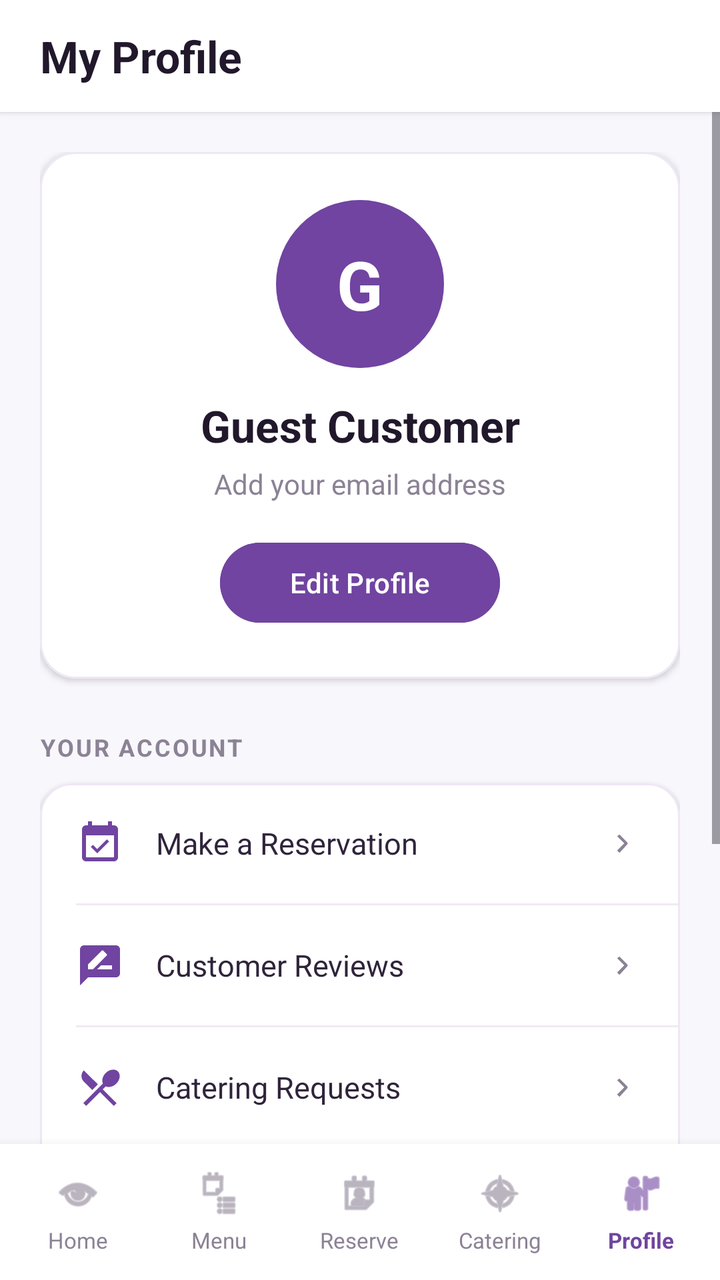
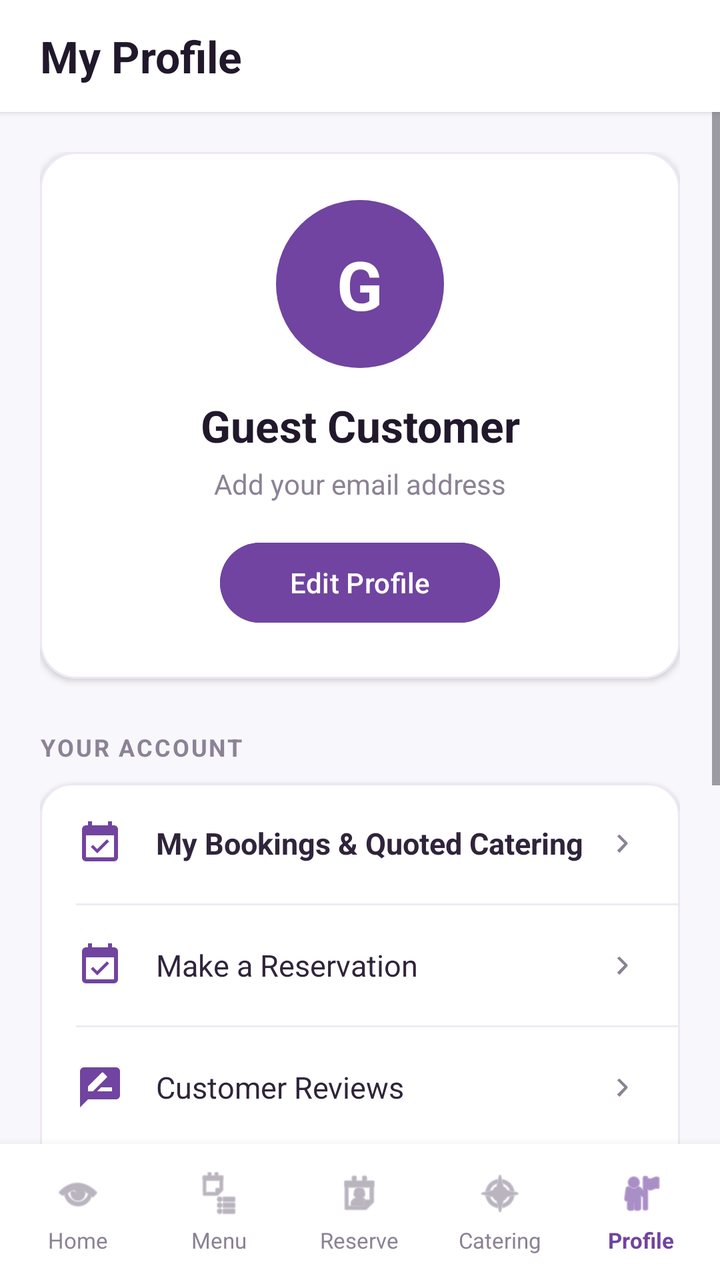

An Android layout rendered at two revisions. The XML below is the earlier revision; the diff shows what the commit changed to produce the second picture.
<!-- AndroidManifest.xml: application theme Theme.PreciousNkomose -->
<!-- res/layout/activity_profile.xml -->
<?xml version="1.0" encoding="utf-8"?>
<androidx.constraintlayout.widget.ConstraintLayout
    xmlns:android="http://schemas.android.com/apk/res/android"
    xmlns:app="http://schemas.android.com/apk/res-auto"
    xmlns:tools="http://schemas.android.com/tools"
    android:layout_width="match_parent"
    android:layout_height="match_parent"
    android:background="#F8F7FC"
    tools:context=".ProfileActivity">

    
    <LinearLayout
        android:id="@+id/profile_top_bar"
        android:layout_width="match_parent"
        android:layout_height="56dp"
        android:background="#FFFFFF"
        android:gravity="center_vertical"
        android:paddingStart="20dp"
        android:paddingEnd="20dp"
        android:elevation="2dp"
        app:layout_constraintTop_toTopOf="parent">

        <TextView
            android:layout_width="match_parent"
            android:layout_height="wrap_content"
            android:text="My Profile"
            android:textColor="#21182B"
            android:textSize="22sp"
            android:textStyle="bold" />
    </LinearLayout>

    
    <ScrollView
        android:id="@+id/profile_scroll"
        android:layout_width="match_parent"
        android:layout_height="0dp"
        android:clipToPadding="false"
        android:fillViewport="false"
        android:paddingBottom="16dp"
        app:layout_constraintTop_toBottomOf="@id/profile_top_bar"
        app:layout_constraintBottom_toTopOf="@id/bottom_navigation">

        <LinearLayout
            android:layout_width="match_parent"
            android:layout_height="wrap_content"
            android:orientation="vertical"
            android:padding="20dp">

            
            <com.google.android.material.card.MaterialCardView
                android:layout_width="match_parent"
                android:layout_height="wrap_content"
                app:cardBackgroundColor="#FFFFFF"
                app:cardCornerRadius="18dp"
                app:cardElevation="2dp"
                app:strokeColor="#EEE7F5"
                app:strokeWidth="1dp">

                <LinearLayout
                    android:layout_width="match_parent"
                    android:layout_height="wrap_content"
                    android:gravity="center"
                    android:orientation="vertical"
                    android:padding="24dp">

                    <TextView
                        android:id="@+id/tvProfileAvatar"
                        android:layout_width="84dp"
                        android:layout_height="84dp"
                        android:background="@drawable/profile_avatar_background"
                        android:gravity="center"
                        android:text="G"
                        android:textColor="#FFFFFF"
                        android:textSize="34sp"
                        android:textStyle="bold" />

                    <TextView
                        android:id="@+id/tvProfileName"
                        android:layout_width="match_parent"
                        android:layout_height="wrap_content"
                        android:layout_marginTop="14dp"
                        android:gravity="center"
                        android:text="Guest Customer"
                        android:textColor="#21182B"
                        android:textSize="22sp"
                        android:textStyle="bold" />

                    <TextView
                        android:id="@+id/tvProfileEmail"
                        android:layout_width="match_parent"
                        android:layout_height="wrap_content"
                        android:layout_marginTop="5dp"
                        android:gravity="center"
                        android:text="Add your email address"
                        android:textColor="#8C8295"
                        android:textSize="14sp" />

                    <Button
                        android:id="@+id/btnEditProfile"
                        android:layout_width="wrap_content"
                        android:layout_height="48dp"
                        android:layout_marginTop="16dp"
                        android:backgroundTint="#7044A0"
                        android:minWidth="140dp"
                        android:text="Edit Profile"
                        android:textAllCaps="false"
                        android:textColor="#FFFFFF" />

                </LinearLayout>
            </com.google.android.material.card.MaterialCardView>

            
            <TextView
                android:layout_width="match_parent"
                android:layout_height="wrap_content"
                android:layout_marginTop="26dp"
                android:layout_marginBottom="10dp"
                android:text="YOUR ACCOUNT"
                android:textColor="#8C8295"
                android:textSize="12sp"
                android:textStyle="bold"
                android:letterSpacing="0.08" />

            
            <com.google.android.material.card.MaterialCardView
                android:layout_width="match_parent"
                android:layout_height="wrap_content"
                app:cardBackgroundColor="#FFFFFF"
                app:cardCornerRadius="16dp"
                app:cardElevation="1dp"
                app:strokeColor="#EEE7F5"
                app:strokeWidth="1dp">

                <LinearLayout
                    android:layout_width="match_parent"
                    android:layout_height="wrap_content"
                    android:orientation="vertical">

                    
                    <LinearLayout
                        android:id="@+id/rowReservations"
                        android:layout_width="match_parent"
                        android:layout_height="60dp"
                        android:orientation="horizontal"
                        android:gravity="center_vertical"
                        android:paddingStart="18dp"
                        android:paddingEnd="18dp"
                        android:clickable="true"
                        android:focusable="true"
                        android:background="?attr/selectableItemBackground">

                        <ImageView
                            android:layout_width="24dp"
                            android:layout_height="24dp"
                            android:src="@drawable/ic_reservation"
                            app:tint="#7044A0"
                            android:contentDescription="Reservation icon" />

                        <TextView
                            android:layout_width="0dp"
                            android:layout_height="wrap_content"
                            android:layout_weight="1"
                            android:layout_marginStart="16dp"
                            android:text="Make a Reservation"
                            android:textColor="#30243B"
                            android:textSize="15sp" />

                        <ImageView
                            android:layout_width="20dp"
                            android:layout_height="20dp"
                            android:src="@drawable/ic_chevron_right"
                            app:tint="#8C8295"
                            android:contentDescription="Open reservation page" />
                    </LinearLayout>

                    <View
                        android:layout_width="match_parent"
                        android:layout_height="1dp"
                        android:layout_marginStart="18dp"
                        android:background="#F0EAF5" />

                    
                    <LinearLayout
                        android:id="@+id/rowReviews"
                        android:layout_width="match_parent"
                        android:layout_height="60dp"
                        android:orientation="horizontal"
                        android:gravity="center_vertical"
                        android:paddingStart="18dp"
                        android:paddingEnd="18dp"
                        android:clickable="true"
                        android:focusable="true"
                        android:background="?attr/selectableItemBackground">

                        <ImageView
                            android:layout_width="24dp"
                            android:layout_height="24dp"
                            android:src="@drawable/ic_reviews"
                            app:tint="#7044A0"
                            android:contentDescription="Reviews icon" />

                        <TextView
                            android:layout_width="0dp"
                            android:layout_height="wrap_content"
                            android:layout_weight="1"
                            android:layout_marginStart="16dp"
                            android:text="Customer Reviews"
                            android:textColor="#30243B"
                            android:textSize="15sp" />

                        <ImageView
                            android:layout_width="20dp"
                            android:layout_height="20dp"
                            android:src="@drawable/ic_chevron_right"
                            app:tint="#8C8295"
                            android:contentDescription="Open reviews page" />
                    </LinearLayout>

                    <View
                        android:layout_width="match_parent"
                        android:layout_height="1dp"
                        android:layout_marginStart="18dp"
                        android:background="#F0EAF5" />

                    
                    <LinearLayout
                        android:id="@+id/rowCatering"
                        android:layout_width="match_parent"
                        android:layout_height="60dp"
                        android:orientation="horizontal"
                        android:gravity="center_vertical"
                        android:paddingStart="18dp"
                        android:paddingEnd="18dp"
                        android:clickable="true"
                        android:focusable="true"
                        android:background="?attr/selectableItemBackground">

                        <ImageView
                            android:layout_width="24dp"
                            android:layout_height="24dp"
                            android:src="@drawable/ic_catering"
                            app:tint="#7044A0"
                            android:contentDescription="Catering icon" />

                        <TextView
                            android:layout_width="0dp"
                            android:layout_height="wrap_content"
                            android:layout_weight="1"
                            android:layout_marginStart="16dp"
                            android:text="Catering Requests"
                            android:textColor="#30243B"
                            android:textSize="15sp" />

                        <ImageView
                            android:layout_width="20dp"
                            android:layout_height="20dp"
                            android:src="@drawable/ic_chevron_right"
                            app:tint="#8C8295"
                            android:contentDescription="Open catering page" />
                    </LinearLayout>

                    <View
                        android:layout_width="match_parent"
                        android:layout_height="1dp"
                        android:layout_marginStart="18dp"
                        android:background="#F0EAF5" />

                    
                    <LinearLayout
                        android:id="@+id/rowContact"
                        android:layout_width="match_parent"
                        android:layout_height="60dp"
                        android:orientation="horizontal"
                        android:gravity="center_vertical"
                        android:paddingStart="18dp"
                        android:paddingEnd="18dp"
                        android:clickable="true"
                        android:focusable="true"
                        android:background="?attr/selectableItemBackground">

                        <ImageView
                            android:layout_width="24dp"
                            android:layout_height="24dp"
                            android:src="@drawable/ic_contact"
                            app:tint="#7044A0"
                            android:contentDescription="Contact icon" />

                        <TextView
                            android:layout_width="0dp"
                            android:layout_height="wrap_content"
                            android:layout_weight="1"
                            android:layout_marginStart="16dp"
                            android:text="Contact Us"
                            android:textColor="#30243B"
                            android:textSize="15sp" />

                        <ImageView
                            android:layout_width="20dp"
                            android:layout_height="20dp"
                            android:src="@drawable/ic_chevron_right"
                            app:tint="#8C8295"
                            android:contentDescription="Open contact page" />
                    </LinearLayout>

                </LinearLayout>
            </com.google.android.material.card.MaterialCardView>

            
            <Button
                android:id="@+id/btnLogout"
                android:layout_width="match_parent"
                android:layout_height="52dp"
                android:layout_marginTop="22dp"
                android:backgroundTint="#F0E8FA"
                android:text="Sign Out"
                android:textAllCaps="false"
                android:textColor="#7044A0"
                android:textSize="15sp" />

            <TextView
                android:layout_width="match_parent"
                android:layout_height="wrap_content"
                android:layout_marginTop="16dp"
                android:gravity="center"
                android:text="Precious Nkomose"
                android:textColor="#A49AAA"
                android:textSize="12sp" />

        </LinearLayout>
    </ScrollView>

    
    <LinearLayout
        android:id="@+id/bottom_navigation"
        android:layout_width="match_parent"
        android:layout_height="68dp"
        android:background="#FFFFFF"
        android:elevation="8dp"
        android:gravity="center"
        android:orientation="horizontal"
        android:paddingStart="4dp"
        android:paddingEnd="4dp"
        app:layout_constraintBottom_toBottomOf="parent">

        
        <LinearLayout
            android:id="@+id/nav_home"
            android:layout_width="0dp"
            android:layout_height="match_parent"
            android:layout_weight="1"
            android:clickable="true"
            android:focusable="true"
            android:gravity="center"
            android:orientation="vertical">

            <ImageView
                android:id="@+id/icon_nav_home"
                android:layout_width="24dp"
                android:layout_height="24dp"
                android:src="@android:drawable/ic_menu_view"
                app:tint="#8C8295"
                android:contentDescription="Home" />

            <TextView
                android:layout_width="wrap_content"
                android:layout_height="wrap_content"
                android:layout_marginTop="4dp"
                android:text="Home"
                android:textColor="#8C8295"
                android:textSize="11sp" />
        </LinearLayout>

        
        <LinearLayout
            android:id="@+id/nav_menu"
            android:layout_width="0dp"
            android:layout_height="match_parent"
            android:layout_weight="1"
            android:clickable="true"
            android:focusable="true"
            android:gravity="center"
            android:orientation="vertical">

            <ImageView
                android:id="@+id/icon_nav_menu"
                android:layout_width="24dp"
                android:layout_height="24dp"
                android:src="@android:drawable/ic_menu_agenda"
                app:tint="#8C8295"
                android:contentDescription="Menu" />

            <TextView
                android:layout_width="wrap_content"
                android:layout_height="wrap_content"
                android:layout_marginTop="4dp"
                android:text="Menu"
                android:textColor="#8C8295"
                android:textSize="11sp" />
        </LinearLayout>

        
        <LinearLayout
            android:id="@+id/nav_reserve"
            android:layout_width="0dp"
            android:layout_height="match_parent"
            android:layout_weight="1"
            android:clickable="true"
            android:focusable="true"
            android:gravity="center"
            android:orientation="vertical">

            <ImageView
                android:id="@+id/icon_nav_reserve"
                android:layout_width="24dp"
                android:layout_height="24dp"
                android:src="@android:drawable/ic_menu_my_calendar"
                app:tint="#8C8295"
                android:contentDescription="Reserve" />

            <TextView
                android:layout_width="wrap_content"
                android:layout_height="wrap_content"
                android:layout_marginTop="4dp"
                android:text="Reserve"
                android:textColor="#8C8295"
                android:textSize="11sp" />
        </LinearLayout>

        
        <LinearLayout
            android:id="@+id/nav_catering"
            android:layout_width="0dp"
            android:layout_height="match_parent"
            android:layout_weight="1"
            android:clickable="true"
            android:focusable="true"
            android:gravity="center"
            android:orientation="vertical">

            <ImageView
                android:id="@+id/icon_nav_catering"
                android:layout_width="24dp"
                android:layout_height="24dp"
                android:src="@android:drawable/ic_menu_compass"
                app:tint="#8C8295"
                android:contentDescription="Catering" />

            <TextView
                android:layout_width="wrap_content"
                android:layout_height="wrap_content"
                android:layout_marginTop="4dp"
                android:text="Catering"
                android:textColor="#8C8295"
                android:textSize="11sp" />
        </LinearLayout>

        
        <LinearLayout
            android:id="@+id/nav_profile"
            android:layout_width="0dp"
            android:layout_height="match_parent"
            android:layout_weight="1"
            android:clickable="true"
            android:focusable="true"
            android:gravity="center"
            android:orientation="vertical">

            <ImageView
                android:id="@+id/icon_nav_profile"
                android:layout_width="24dp"
                android:layout_height="24dp"
                android:src="@android:drawable/ic_menu_myplaces"
                app:tint="#7044A0"
                android:contentDescription="Profile" />

            <TextView
                android:layout_width="wrap_content"
                android:layout_height="wrap_content"
                android:layout_marginTop="4dp"
                android:text="Profile"
                android:textColor="#7044A0"
                android:textSize="11sp"
                android:textStyle="bold" />
        </LinearLayout>

    </LinearLayout>

</androidx.constraintlayout.widget.ConstraintLayout>
<!-- resources referenced by this layout -->
<resources>
  <!-- drawable ic_catering (drawable) -->
  <vector xmlns:android="http://schemas.android.com/apk/res/android" android:height="24dp" android:tint="#000000" android:viewportHeight="24" android:viewportWidth="24" android:width="24dp">
        
      <path android:fillColor="@android:color/white" android:pathData="M8.1,13.34l2.83,-2.83L3.91,3.5c-1.56,1.56 -1.56,4.09 0,5.66l4.19,4.18zM14.88,11.53c1.53,0.71 3.68,0.21 5.27,-1.38 1.91,-1.91 2.28,-4.65 0.81,-6.12 -1.46,-1.46 -4.2,-1.1 -6.12,0.81 -1.59,1.59 -2.09,3.74 -1.38,5.27L3.7,19.87l1.41,1.41L12,14.41l6.88,6.88 1.41,-1.41L13.41,13l1.47,-1.47z"/>
      
  </vector>
  <!-- drawable ic_chevron_right (drawable) -->
  <vector xmlns:android="http://schemas.android.com/apk/res/android"
      android:width="24dp"
      android:height="24dp"
      android:viewportWidth="24"
      android:viewportHeight="24">
      <path
          android:fillColor="#FF000000"
          android:pathData="M9.29,6.71L13.88,11.3a1,1 0,0 1,0 1.41L9.29,17.71 7.88,16.29 12.17,12 7.88,7.71z" />
  </vector>
  <!-- drawable ic_contact (drawable) -->
  <vector xmlns:android="http://schemas.android.com/apk/res/android" android:height="24dp" android:tint="#000000" android:viewportHeight="24" android:viewportWidth="24" android:width="24dp">
        
      <path android:fillColor="@android:color/white" android:pathData="M21,12.22C21,6.73 16.74,3 12,3c-4.69,0 -9,3.65 -9,9.28C2.4,12.62 2,13.26 2,14v2c0,1.1 0.9,2 2,2h1v-6.1c0,-3.87 3.13,-7 7,-7s7,3.13 7,7V19h-8v2h8c1.1,0 2,-0.9 2,-2v-1.22c0.59,-0.31 1,-0.92 1,-1.64v-2.3C22,13.14 21.59,12.53 21,12.22z"/>
        
      <path android:fillColor="@android:color/white" android:pathData="M9,13m-1,0a1,1 0,1 1,2 0a1,1 0,1 1,-2 0"/>
        
      <path android:fillColor="@android:color/white" android:pathData="M15,13m-1,0a1,1 0,1 1,2 0a1,1 0,1 1,-2 0"/>
        
      <path android:fillColor="@android:color/white" android:pathData="M18,11.03C17.52,8.18 15.04,6 12.05,6c-3.03,0 -6.29,2.51 -6.03,6.45c2.47,-1.01 4.33,-3.21 4.86,-5.89C12.19,9.19 14.88,11 18,11.03z"/>
      
  </vector>
  <!-- drawable ic_reservation (drawable) -->
  <vector xmlns:android="http://schemas.android.com/apk/res/android" android:height="24dp" android:tint="#000000" android:viewportHeight="24" android:viewportWidth="24" android:width="24dp">
        
      <path android:fillColor="@android:color/white" android:pathData="M16.53,11.06L15.47,10l-4.88,4.88 -2.12,-2.12 -1.06,1.06L10.59,17l5.94,-5.94zM19,3h-1L18,1h-2v2L8,3L8,1L6,1v2L5,3c-1.11,0 -1.99,0.9 -1.99,2L3,19c0,1.1 0.89,2 2,2h14c1.1,0 2,-0.9 2,-2L21,5c0,-1.1 -0.9,-2 -2,-2zM19,19L5,19L5,8h14v11z"/>
      
  </vector>
  <!-- drawable ic_reviews (drawable) -->
  <vector xmlns:android="http://schemas.android.com/apk/res/android" android:height="24dp" android:tint="#000000" android:viewportHeight="24" android:viewportWidth="24" android:width="24dp">
        
      <path android:fillColor="@android:color/white" android:pathData="M20,2L4,2c-1.1,0 -1.99,0.9 -1.99,2L2,22l4,-4h14c1.1,0 2,-0.9 2,-2L22,4c0,-1.1 -0.9,-2 -2,-2zM6,14v-2.47l6.88,-6.88c0.2,-0.2 0.51,-0.2 0.71,0l1.77,1.77c0.2,0.2 0.2,0.51 0,0.71L8.47,14L6,14zM18,14h-7.5l2,-2L18,12v2z"/>
      
  </vector>
  <!-- drawable profile_avatar_background (drawable) -->
  <?xml version="1.0" encoding="utf-8"?>
  <shape xmlns:android="http://schemas.android.com/apk/res/android"
      android:shape="oval">
      <solid android:color="#7044A0" />
  </shape>
  <style name="Theme.PreciousNkomose" parent="Base.Theme.PreciousNkomose" />
  <style name="Base.Theme.PreciousNkomose" parent="Theme.Material3.DayNight.NoActionBar">
          
          
      </style>
</resources>

<!-- the commit's change to res/layout/activity_profile.xml (unified diff, before → after) -->
@@ -135,6 +135,50 @@
                     android:layout_width="match_parent"
                     android:layout_height="wrap_content"
                     android:orientation="vertical">
+
+                    
+                    <LinearLayout
+                        android:id="@+id/rowMyBookings"
+                        android:layout_width="match_parent"
+                        android:layout_height="60dp"
+                        android:orientation="horizontal"
+                        android:gravity="center_vertical"
+                        android:paddingStart="18dp"
+                        android:paddingEnd="18dp"
+                        android:clickable="true"
+                        android:focusable="true"
+                        android:background="?attr/selectableItemBackground">
+
+                        <ImageView
+                            android:layout_width="24dp"
+                            android:layout_height="24dp"
+                            android:src="@drawable/ic_reservation"
+                            app:tint="#7044A0"
+                            android:contentDescription="Bookings icon" />
+
+                        <TextView
+                            android:layout_width="0dp"
+                            android:layout_height="wrap_content"
+                            android:layout_weight="1"
+                            android:layout_marginStart="16dp"
+                            android:text="My Bookings &amp; Quoted Catering"
+                            android:textColor="#30243B"
+                            android:textSize="15sp"
+                            android:textStyle="bold" />
+
+                        <ImageView
+                            android:layout_width="20dp"
+                            android:layout_height="20dp"
+                            android:src="@drawable/ic_chevron_right"
+                            app:tint="#8C8295"
+                            android:contentDescription="Open bookings page" />
+                    </LinearLayout>
+
+                    <View
+                        android:layout_width="match_parent"
+                        android:layout_height="1dp"
+                        android:layout_marginStart="18dp"
+                        android:background="#F0EAF5" />
 
                     
                     <LinearLayout
